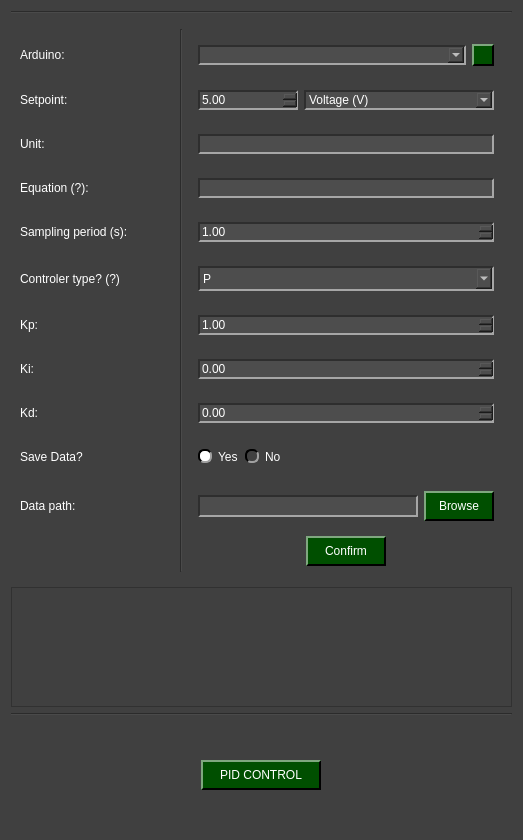
CayoRw/pydaq, file pydaq/uis/PyDAQ_pid_control_arduino_widget.ui: the form before one commit.
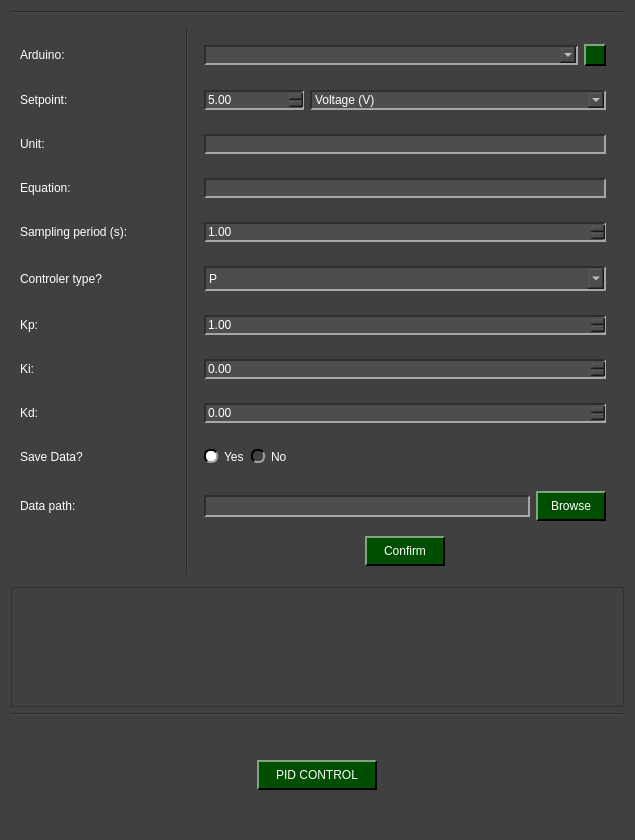
The form after the commit. Icons and pictures are not drawn.

```diff
--- a/pydaq/uis/PyDAQ_pid_control_arduino_widget.ui
+++ b/pydaq/uis/PyDAQ_pid_control_arduino_widget.ui
@@ -6,7 +6,7 @@
    <rect>
     <x>0</x>
     <y>0</y>
-    <width>519</width>
+    <width>635</width>
     <height>840</height>
    </rect>
   </property>
@@ -359,87 +359,7 @@
    <item row="2" column="0">
     <widget class="QWidget" name="widget_top" native="true">
      <layout class="QGridLayout" name="gridLayout_2">
-      <item row="3" column="2" alignment="Qt::AlignmentFlag::AlignVCenter">
-       <widget class="QWidget" name="widget_unit" native="true">
-        <layout class="QHBoxLayout" name="horizontalLayout">
-         <item>
-          <widget class="QLineEdit" name="lineEdit_unit"/>
-         </item>
-        </layout>
-       </widget>
-      </item>
-      <item row="7" column="2">
-       <widget class="QWidget" name="widget_kp" native="true">
-        <layout class="QHBoxLayout" name="horizontalLayout_6">
-         <item>
-          <widget class="QDoubleSpinBox" name="doubleSpinBox_kp">
-           <property name="singleStep">
-            <double>0.100000000000000</double>
-           </property>
-           <property name="value">
-            <double>1.000000000000000</double>
-           </property>
-          </widget>
-         </item>
-        </layout>
-       </widget>
-      </item>
-      <item row="10" column="0">
-       <widget class="QLabel" name="label">
-        <property name="text">
-         <string>Save Data?</string>
-        </property>
-       </widget>
-      </item>
-      <item row="5" column="2">
-       <widget class="QWidget" name="widget_period" native="true">
-        <layout class="QHBoxLayout" name="horizontalLayout_8">
-         <item>
-          <widget class="QDoubleSpinBox" name="doubleSpinBox_period">
-           <property name="maximum">
-            <double>9999999.000000000000000</double>
-           </property>
-           <property name="singleStep">
-            <double>0.100000000000000</double>
-           </property>
-           <property name="value">
-            <double>1.000000000000000</double>
-           </property>
-          </widget>
-         </item>
-        </layout>
-       </widget>
-      </item>
-      <item row="3" column="0">
-       <widget class="QLabel" name="label_unit">
-        <property name="minimumSize">
-         <size>
-          <width>0</width>
-          <height>30</height>
-         </size>
-        </property>
-        <property name="text">
-         <string>Unit:</string>
-        </property>
-       </widget>
-      </item>
-      <item row="4" column="2">
-       <widget class="QWidget" name="widget_equation" native="true">
-        <layout class="QHBoxLayout" name="horizontalLayout_9">
-         <item>
-          <widget class="QLineEdit" name="lineEdit_equation"/>
-         </item>
-        </layout>
-       </widget>
-      </item>
-      <item row="11" column="0">
-       <widget class="QLabel" name="label_path">
-        <property name="text">
-         <string>Data path:</string>
-        </property>
-       </widget>
-      </item>
-      <item row="1" column="2">
+      <item row="1" column="3">
        <widget class="QWidget" name="widget_arduino" native="true">
         <layout class="QHBoxLayout" name="horizontalLayout_2">
          <item>
@@ -480,90 +400,7 @@
         </layout>
        </widget>
       </item>
-      <item row="4" column="0">
-       <widget class="QLabel" name="label_equation">
-        <property name="minimumSize">
-         <size>
-          <width>0</width>
-          <height>30</height>
-         </size>
-        </property>
-        <property name="toolTip">
-         <string>&lt;html&gt;&lt;head/&gt;&lt;body&gt;&lt;p&gt;&lt;span style=&quot; font-size:14pt;&quot;&gt;The equation should be written in the form A x² + B x + C&lt;/span&gt;&lt;/p&gt;&lt;/body&gt;&lt;/html&gt;</string>
-        </property>
-        <property name="styleSheet">
-         <string notr="true">QLabel::toolTip {
-    font: 12pt &quot;Helvetica&quot;;
-    text-align: center;
-    color: white;  /* Cor do texto */
-    background-color: rgb(64, 64, 64);  /* Cor de fundo */
-}
-</string>
-        </property>
-        <property name="text">
-         <string>Equation (?):</string>
-        </property>
-       </widget>
-      </item>
-      <item row="6" column="0">
-       <widget class="QLabel" name="label_type">
-        <property name="minimumSize">
-         <size>
-          <width>0</width>
-          <height>30</height>
-         </size>
-        </property>
-        <property name="toolTip">
-         <string>&lt;html&gt;&lt;head/&gt;&lt;body&gt;&lt;p&gt;&lt;img src=&quot;:/imgs/imgs/ControlePID_Bloco.png&quot;/&gt;&lt;/p&gt;&lt;/body&gt;&lt;/html&gt;</string>
-        </property>
-        <property name="text">
-         <string>Controler type? (?)</string>
-        </property>
-       </widget>
-      </item>
-      <item row="10" column="2">
-       <widget class="QWidget" name="widget" native="true">
-        <layout class="QHBoxLayout" name="horizontalLayout_12">
-         <item>
-          <widget class="QRadioButton" name="yes_save_radio">
-           <property name="text">
-            <string>Yes</string>
-           </property>
-           <property name="checked">
-            <bool>true</bool>
-           </property>
-           <attribute name="buttonGroup">
-            <string notr="true">save_radio_group</string>
-           </attribute>
-          </widget>
-         </item>
-         <item>
-          <widget class="QRadioButton" name="no_save_radio">
-           <property name="text">
-            <string>No</string>
-           </property>
-           <attribute name="buttonGroup">
-            <string notr="true">save_radio_group</string>
-           </attribute>
-          </widget>
-         </item>
-         <item>
-          <spacer name="horizontalSpacer">
-           <property name="orientation">
-            <enum>Qt::Orientation::Horizontal</enum>
-           </property>
-           <property name="sizeHint" stdset="0">
-            <size>
-             <width>40</width>
-             <height>20</height>
-            </size>
-           </property>
-          </spacer>
-         </item>
-        </layout>
-       </widget>
-      </item>
-      <item row="0" column="1" rowspan="14">
+      <item row="0" column="2" rowspan="14">
        <widget class="Line" name="line">
         <property name="minimumSize">
          <size>
@@ -576,56 +413,82 @@
         </property>
        </widget>
       </item>
-      <item row="8" column="2">
-       <widget class="QWidget" name="widget_ki" native="true">
-        <layout class="QHBoxLayout" name="horizontalLayout_4">
+      <item row="12" column="3" alignment="Qt::AlignmentFlag::AlignHCenter">
+       <widget class="QPushButton" name="pushButton_confirm">
+        <property name="minimumSize">
+         <size>
+          <width>80</width>
+          <height>30</height>
+         </size>
+        </property>
+        <property name="maximumSize">
+         <size>
+          <width>100</width>
+          <height>16777215</height>
+         </size>
+        </property>
+        <property name="text">
+         <string>Confirm</string>
+        </property>
+       </widget>
+      </item>
+      <item row="2" column="3">
+       <widget class="QWidget" name="widget_setpoint" native="true">
+        <layout class="QHBoxLayout" name="horizontalLayout_3">
          <item>
-          <widget class="QDoubleSpinBox" name="doubleSpinBox_ki">
+          <widget class="QDoubleSpinBox" name="doubleSpinBox_setpoint">
+           <property name="minimumSize">
+            <size>
+             <width>100</width>
+             <height>0</height>
+            </size>
+           </property>
+           <property name="maximumSize">
+            <size>
+             <width>100</width>
+             <height>16777215</height>
+            </size>
+           </property>
+           <property name="maximum">
+            <double>9999999.000000000000000</double>
+           </property>
            <property name="singleStep">
             <double>0.100000000000000</double>
            </property>
+           <property name="value">
+            <double>5.000000000000000</double>
+           </property>
           </widget>
          </item>
-        </layout>
-       </widget>
-      </item>
-      <item row="7" column="0">
-       <widget class="QLabel" name="label_kp">
-        <property name="minimumSize">
-         <size>
-          <width>0</width>
-          <height>30</height>
-         </size>
-        </property>
-        <property name="text">
-         <string>Kp:</string>
-        </property>
-       </widget>
-      </item>
-      <item row="11" column="2" alignment="Qt::AlignmentFlag::AlignVCenter">
-       <widget class="QWidget" name="widget_path" native="true">
-        <layout class="QHBoxLayout" name="horizontalLayout_10">
          <item>
-          <widget class="QLineEdit" name="path_line_edit">
+          <widget class="QComboBox" name="comboBox_setpoint">
            <property name="minimumSize">
             <size>
-             <width>0</width>
-             <height>22</height>
+             <width>190</width>
+             <height>0</height>
             </size>
            </property>
-          </widget>
-         </item>
-         <item>
-          <widget class="QPushButton" name="path_folder_browse">
-           <property name="minimumSize">
+           <property name="maximumSize">
             <size>
-             <width>70</width>
-             <height>30</height>
+             <width>9000000</width>
+             <height>16777215</height>
             </size>
            </property>
-           <property name="text">
-            <string>Browse</string>
-           </property>
+           <item>
+            <property name="text">
+             <string>Voltage (V)</string>
+            </property>
+           </item>
+           <item>
+            <property name="text">
+             <string>Temperature (C°)</string>
+            </property>
+           </item>
+           <item>
+            <property name="text">
+             <string>Other</string>
+            </property>
+           </item>
           </widget>
          </item>
         </layout>
@@ -670,7 +533,7 @@
         </property>
        </widget>
       </item>
-      <item row="6" column="2">
+      <item row="6" column="3">
        <widget class="QWidget" name="widget_type" native="true">
         <property name="minimumSize">
          <size>
@@ -718,6 +581,57 @@
         </layout>
        </widget>
       </item>
+      <item row="5" column="3">
+       <widget class="QWidget" name="widget_period" native="true">
+        <layout class="QHBoxLayout" name="horizontalLayout_8">
+         <item>
+          <widget class="QDoubleSpinBox" name="doubleSpinBox_period">
+           <property name="maximum">
+            <double>9999999.000000000000000</double>
+           </property>
+           <property name="singleStep">
+            <double>0.100000000000000</double>
+           </property>
+           <property name="value">
+            <double>1.000000000000000</double>
+           </property>
+          </widget>
+         </item>
+        </layout>
+       </widget>
+      </item>
+      <item row="6" column="0">
+       <widget class="QLabel" name="label_type">
+        <property name="minimumSize">
+         <size>
+          <width>0</width>
+          <height>30</height>
+         </size>
+        </property>
+        <property name="toolTip">
+         <string>&lt;html&gt;&lt;head/&gt;&lt;body&gt;&lt;p&gt;&lt;img src=&quot;:/imgs/imgs/PID_Flow.png&quot;/&gt;&lt;/p&gt;&lt;/body&gt;&lt;/html&gt;</string>
+        </property>
+        <property name="text">
+         <string>Controler type? </string>
+        </property>
+       </widget>
+      </item>
+      <item row="3" column="3" alignment="Qt::AlignmentFlag::AlignVCenter">
+       <widget class="QWidget" name="widget_unit" native="true">
+        <layout class="QHBoxLayout" name="horizontalLayout">
+         <item>
+          <widget class="QLineEdit" name="lineEdit_unit"/>
+         </item>
+        </layout>
+       </widget>
+      </item>
+      <item row="11" column="0">
+       <widget class="QLabel" name="label_path">
+        <property name="text">
+         <string>Data path:</string>
+        </property>
+       </widget>
+      </item>
       <item row="5" column="0">
        <widget class="QLabel" name="label_periody">
         <property name="minimumSize">
@@ -731,6 +645,103 @@
         </property>
        </widget>
       </item>
+      <item row="2" column="0">
+       <widget class="QLabel" name="label_setpoint">
+        <property name="minimumSize">
+         <size>
+          <width>0</width>
+          <height>30</height>
+         </size>
+        </property>
+        <property name="text">
+         <string>Setpoint:</string>
+        </property>
+       </widget>
+      </item>
+      <item row="7" column="0">
+       <widget class="QLabel" name="label_kp">
+        <property name="minimumSize">
+         <size>
+          <width>0</width>
+          <height>30</height>
+         </size>
+        </property>
+        <property name="text">
+         <string>Kp:</string>
+        </property>
+       </widget>
+      </item>
+      <item row="10" column="0">
+       <widget class="QLabel" name="label">
+        <property name="text">
+         <string>Save Data?</string>
+        </property>
+       </widget>
+      </item>
+      <item row="4" column="3">
+       <widget class="QWidget" name="widget_equation" native="true">
+        <layout class="QHBoxLayout" name="horizontalLayout_9">
+         <item>
+          <widget class="QLineEdit" name="lineEdit_equation"/>
+         </item>
+        </layout>
+       </widget>
+      </item>
+      <item row="7" column="3">
+       <widget class="QWidget" name="widget_kp" native="true">
+        <layout class="QHBoxLayout" name="horizontalLayout_6">
+         <item>
+          <widget class="QDoubleSpinBox" name="doubleSpinBox_kp">
+           <property name="singleStep">
+            <double>0.100000000000000</double>
+           </property>
+           <property name="value">
+            <double>1.000000000000000</double>
+           </property>
+          </widget>
+         </item>
+        </layout>
+       </widget>
+      </item>
+      <item row="3" column="0">
+       <widget class="QLabel" name="label_unit">
+        <property name="minimumSize">
+         <size>
+          <width>0</width>
+          <height>30</height>
+         </size>
+        </property>
+        <property name="text">
+         <string>Unit:</string>
+        </property>
+       </widget>
+      </item>
+      <item row="8" column="3">
+       <widget class="QWidget" name="widget_ki" native="true">
+        <layout class="QHBoxLayout" name="horizontalLayout_4">
+         <item>
+          <widget class="QDoubleSpinBox" name="doubleSpinBox_ki">
+           <property name="singleStep">
+            <double>0.100000000000000</double>
+           </property>
+          </widget>
+         </item>
+        </layout>
+       </widget>
+      </item>
+      <item row="8" column="0">
+       <widget class="QLabel" name="label_ki">
+        <property name="minimumSize">
+         <size>
+          <width>0</width>
+          <height>30</height>
+         </size>
+        </property>
+        <property name="text">
+         <string>Ki:</string>
+        </property>
+       </widget>
+      </item>
       <item row="1" column="0">
        <widget class="QLabel" name="label_arduino">
         <property name="minimumSize">
@@ -750,88 +761,36 @@
         </property>
        </widget>
       </item>
-      <item row="2" column="2">
-       <widget class="QWidget" name="widget_setpoint" native="true">
-        <layout class="QHBoxLayout" name="horizontalLayout_3">
+      <item row="11" column="3" alignment="Qt::AlignmentFlag::AlignVCenter">
+       <widget class="QWidget" name="widget_path" native="true">
+        <layout class="QHBoxLayout" name="horizontalLayout_10">
          <item>
-          <widget class="QDoubleSpinBox" name="doubleSpinBox_setpoint">
+          <widget class="QLineEdit" name="path_line_edit">
            <property name="minimumSize">
             <size>
-             <width>100</width>
-             <height>0</height>
+             <width>0</width>
+             <height>22</height>
             </size>
            </property>
-           <property name="maximumSize">
-            <size>
-             <width>100</width>
-             <height>16777215</height>
-            </size>
-           </property>
-           <property name="maximum">
-            <double>9999999.000000000000000</double>
-           </property>
-           <property name="singleStep">
-            <double>0.100000000000000</double>
-           </property>
-           <property name="value">
-            <double>5.000000000000000</double>
-           </property>
           </widget>
          </item>
          <item>
-          <widget class="QComboBox" name="comboBox_setpoint">
+          <widget class="QPushButton" name="path_folder_browse">
            <property name="minimumSize">
             <size>
-             <width>190</width>
-             <height>0</height>
+             <width>70</width>
+             <height>30</height>
             </size>
            </property>
-           <property name="maximumSize">
-            <size>
-             <width>9000000</width>
-             <height>16777215</height>
-            </size>
+           <property name="text">
+            <string>Browse</string>
            </property>
-           <item>
-            <property name="text">
-             <string>Voltage (V)</string>
-            </property>
-           </item>
-           <item>
-            <property name="text">
-             <string>Temperature (C°)</string>
-            </property>
-           </item>
-           <item>
-            <property name="text">
-             <string>Other</string>
-            </property>
-           </item>
           </widget>
          </item>
         </layout>
        </widget>
       </item>
-      <item row="12" column="2" alignment="Qt::AlignmentFlag::AlignHCenter">
-       <widget class="QPushButton" name="pushButton_confirm">
-        <property name="minimumSize">
-         <size>
-          <width>80</width>
-          <height>30</height>
-         </size>
-        </property>
-        <property name="maximumSize">
-         <size>
-          <width>100</width>
-          <height>16777215</height>
-         </size>
-        </property>
-        <property name="text">
-         <string>Confirm</string>
-        </property>
-       </widget>
-      </item>
-      <item row="9" column="2" alignment="Qt::AlignmentFlag::AlignVCenter">
+      <item row="9" column="3" alignment="Qt::AlignmentFlag::AlignVCenter">
        <widget class="QWidget" name="widget_kd" native="true">
         <layout class="QHBoxLayout" name="horizontalLayout_5">
          <item>
@@ -844,6 +803,106 @@
         </layout>
        </widget>
       </item>
+      <item row="10" column="3">
+       <widget class="QWidget" name="widget" native="true">
+        <layout class="QHBoxLayout" name="horizontalLayout_12">
+         <item>
+          <widget class="QRadioButton" name="yes_save_radio">
+           <property name="text">
+            <string>Yes</string>
+           </property>
+           <property name="checked">
+            <bool>true</bool>
+           </property>
+           <attribute name="buttonGroup">
+            <string notr="true">save_radio_group</string>
+           </attribute>
+          </widget>
+         </item>
+         <item>
+          <widget class="QRadioButton" name="no_save_radio">
+           <property name="text">
+            <string>No</string>
+           </property>
+           <attribute name="buttonGroup">
+            <string notr="true">save_radio_group</string>
+           </attribute>
+          </widget>
+         </item>
+         <item>
+          <spacer name="horizontalSpacer">
+           <property name="orientation">
+            <enum>Qt::Orientation::Horizontal</enum>
+           </property>
+           <property name="sizeHint" stdset="0">
+            <size>
+             <width>40</width>
+             <height>20</height>
+            </size>
+           </property>
+          </spacer>
+         </item>
+        </layout>
+       </widget>
+      </item>
+      <item row="4" column="0">
+       <widget class="QLabel" name="label_equation">
+        <property name="minimumSize">
+         <size>
+          <width>0</width>
+          <height>30</height>
+         </size>
+        </property>
+        <property name="toolTip">
+         <string>&lt;html&gt;&lt;head/&gt;&lt;body&gt;&lt;p&gt;&lt;span style=&quot; font-size:14pt;&quot;&gt;The equation should be written in the for: Ax²+Bx+C&lt;/span&gt;&lt;/p&gt;&lt;/body&gt;&lt;/html&gt;</string>
+        </property>
+        <property name="styleSheet">
+         <string notr="true">QLabel::toolTip {
+    font: 12pt &quot;Helvetica&quot;;
+    text-align: center;
+    color: white;  /* Cor do texto */
+    background-color: rgb(64, 64, 64);  /* Cor de fundo */
+}
+</string>
+        </property>
+        <property name="text">
+         <string>&lt;html&gt;&lt;head/&gt;&lt;body&gt;&lt;p&gt;Equation: &lt;/p&gt;&lt;/body&gt;&lt;/html&gt;</string>
+        </property>
+       </widget>
+      </item>
+      <item row="4" column="1">
+       <widget class="QLabel" name="label_i_equation">
+        <property name="maximumSize">
+         <size>
+          <width>24</width>
+          <height>16777215</height>
+         </size>
+        </property>
+        <property name="toolTip">
+         <string>&lt;html&gt;&lt;head/&gt;&lt;body&gt;&lt;p&gt;&lt;span style=&quot; font-size:14pt;&quot;&gt;The equation should be written in the for: Ax²+Bx+C&lt;/span&gt;&lt;/p&gt;&lt;/body&gt;&lt;/html&gt;</string>
+        </property>
+        <property name="text">
+         <string>&lt;!DOCTYPE HTML PUBLIC &quot;-//W3C//DTD HTML 4.0//EN&quot; &quot;http://www.w3.org/TR/REC-html40/strict.dtd&quot;&gt;
+&lt;html&gt;&lt;head&gt;&lt;meta name=&quot;qrichtext&quot; content=&quot;1&quot; /&gt;&lt;meta charset=&quot;utf-8&quot; /&gt;&lt;style type=&quot;text/css&quot;&gt;
+p, li { white-space: pre-wrap; }
+hr { height: 1px; border-width: 0; }
+li.unchecked::marker { content: &quot;\2610&quot;; }
+li.checked::marker { content: &quot;\2612&quot;; }
+&lt;/style&gt;&lt;/head&gt;&lt;body style=&quot; font-family:'Helvetica'; font-size:12pt; font-weight:400; font-style:normal;&quot;&gt;
+&lt;p style=&quot; margin-top:12px; margin-bottom:12px; margin-left:0px; margin-right:0px; -qt-block-indent:0; text-indent:0px;&quot;&gt;&lt;img src=&quot;:/imgs/imgs/inform.png&quot; /&gt;&lt;/p&gt;&lt;/body&gt;&lt;/html&gt;</string>
+        </property>
+       </widget>
+      </item>
+      <item row="6" column="1">
+       <widget class="QLabel" name="label_i_type">
+        <property name="toolTip">
+         <string>&lt;html&gt;&lt;head/&gt;&lt;body&gt;&lt;p&gt;&lt;img src=&quot;:/imgs/imgs/PID_Flow.png&quot;/&gt;&lt;/p&gt;&lt;/body&gt;&lt;/html&gt;</string>
+        </property>
+        <property name="text">
+         <string>&lt;html&gt;&lt;head/&gt;&lt;body&gt;&lt;p&gt;&lt;img src=&quot;:/imgs/imgs/inform.png&quot;/&gt;&lt;/p&gt;&lt;/body&gt;&lt;/html&gt;</string>
+        </property>
+       </widget>
+      </item>
      </layout>
     </widget>
    </item>
```
Left out of the diff: 26 changed lines with no effect on the pictures.
